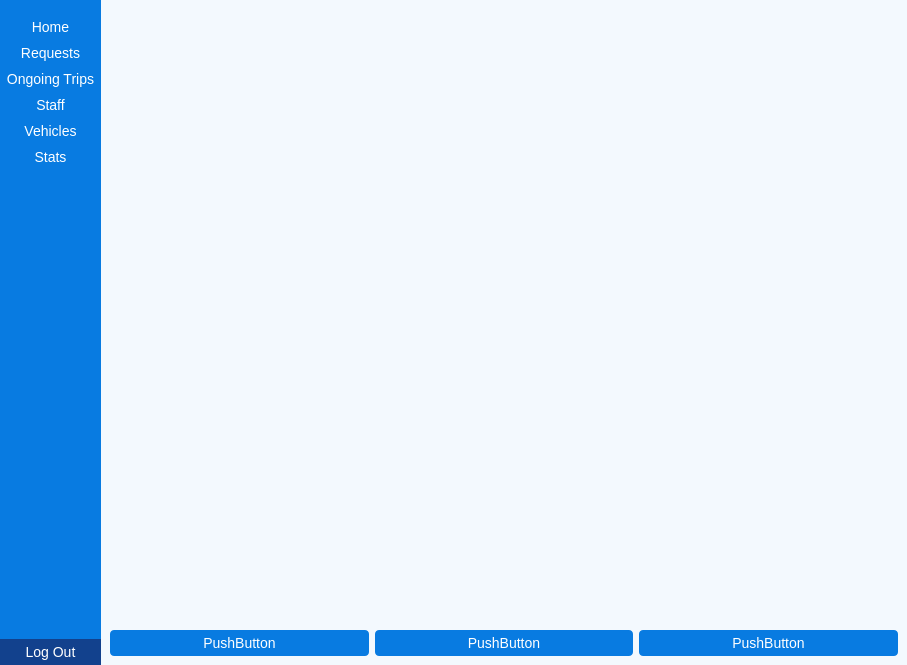
Above: ui/admin.ui from Dimalko/telo2 before the change. Below: the same form after it.
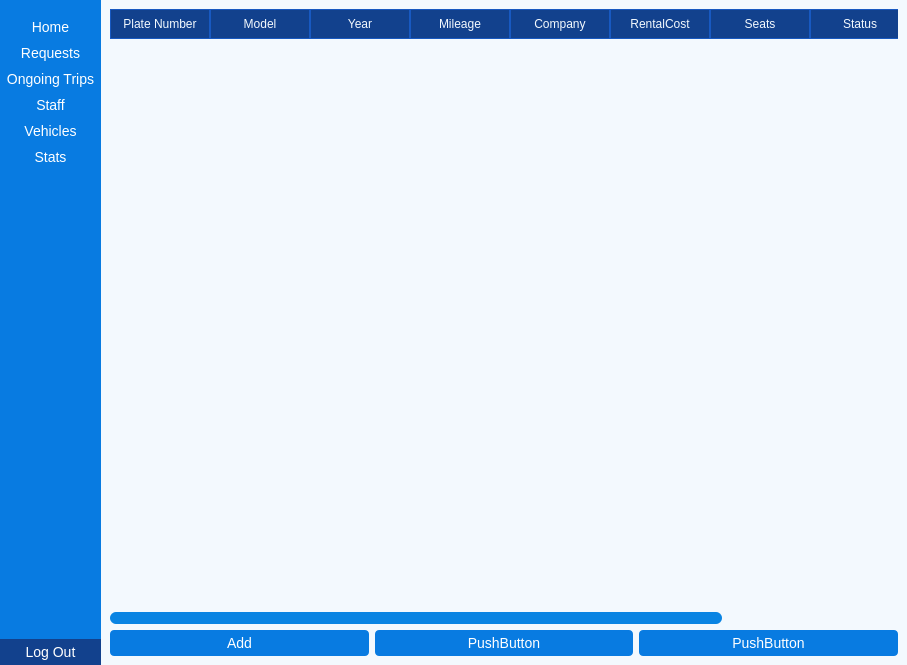
That is the form after the change. The open tabs and pages were chosen to show the change. Icons and pictures are not drawn.

Diff of the .ui file:
```diff
--- a/ui/admin.ui
+++ b/ui/admin.ui
@@ -895,7 +895,7 @@
 }</string>
           </property>
           <property name="text">
-           <string>PushButton</string>
+           <string>Add</string>
           </property>
          </widget>
         </item>
@@ -942,7 +942,53 @@
          </widget>
         </item>
         <item row="0" column="0" colspan="3">
-         <widget class="QTableWidget" name="tableWidget_5"/>
+         <widget class="QTableWidget" name="busesTableWidget">
+          <column>
+           <property name="text">
+            <string>Plate Number</string>
+           </property>
+          </column>
+          <column>
+           <property name="text">
+            <string>Model</string>
+           </property>
+          </column>
+          <column>
+           <property name="text">
+            <string>Year</string>
+           </property>
+          </column>
+          <column>
+           <property name="text">
+            <string>Mileage</string>
+           </property>
+          </column>
+          <column>
+           <property name="text">
+            <string>Company</string>
+           </property>
+          </column>
+          <column>
+           <property name="text">
+            <string>RentalCost</string>
+           </property>
+          </column>
+          <column>
+           <property name="text">
+            <string>Seats</string>
+           </property>
+          </column>
+          <column>
+           <property name="text">
+            <string>Status</string>
+           </property>
+          </column>
+          <column>
+           <property name="text">
+            <string>Contract Date</string>
+           </property>
+          </column>
+         </widget>
         </item>
        </layout>
       </widget>
```
Left out of the diff: 10 changed lines with no effect on the pictures.
